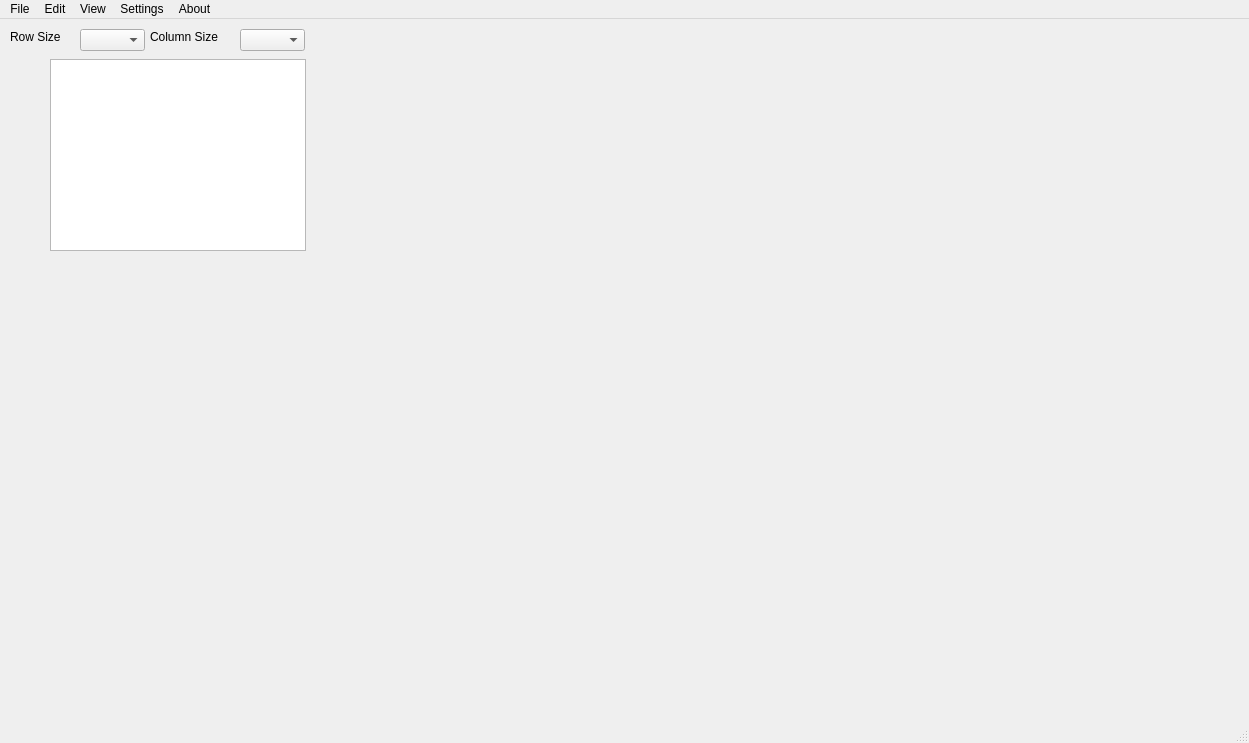
Old version of the form uiforms/mainwindow.ui in the repository teslaworksumn/Rudolph.
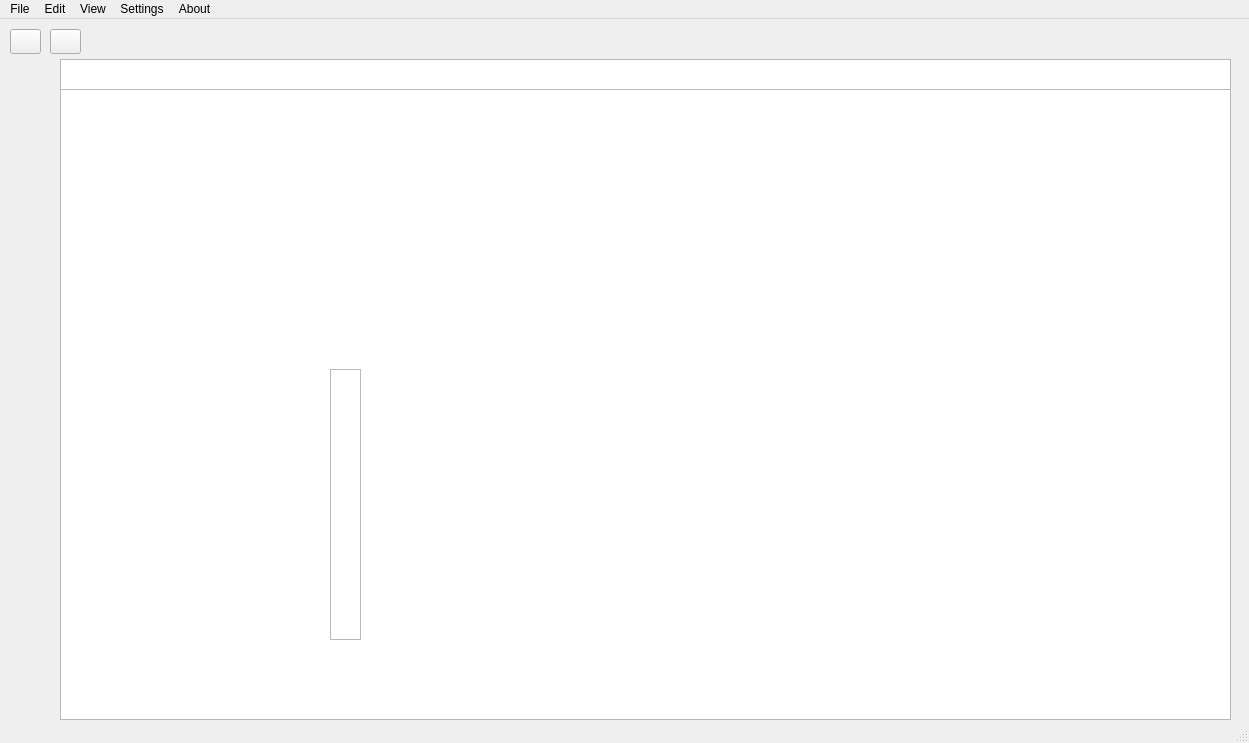
New version of the form.

The edit to the form file:
```diff
--- a/uiforms/mainwindow.ui
+++ b/uiforms/mainwindow.ui
@@ -17,59 +17,64 @@
    <widget class="QTableView" name="tableView">
     <property name="geometry">
      <rect>
+      <x>60</x>
+      <y>70</y>
+      <width>1171</width>
+      <height>631</height>
+     </rect>
+    </property>
+   </widget>
+   <widget class="QPushButton" name="playButton">
+    <property name="geometry">
+     <rect>
+      <x>10</x>
+      <y>10</y>
+      <width>31</width>
+      <height>25</height>
+     </rect>
+    </property>
+    <property name="text">
+     <string/>
+    </property>
+   </widget>
+   <widget class="QPushButton" name="stopButton">
+    <property name="geometry">
+     <rect>
       <x>50</x>
+      <y>10</y>
+      <width>31</width>
+      <height>25</height>
+     </rect>
+    </property>
+    <property name="text">
+     <string/>
+    </property>
+   </widget>
+   <widget class="QTableView" name="timeHeader">
+    <property name="geometry">
+     <rect>
+      <x>60</x>
       <y>40</y>
-      <width>256</width>
-      <height>192</height>
+      <width>1171</width>
+      <height>491</height>
      </rect>
     </property>
    </widget>
-   <widget class="QComboBox" name="rowSizeBox">
+   <widget class="QGraphicsView" name="scrollLine">
     <property name="geometry">
      <rect>
-      <x>80</x>
-      <y>10</y>
-      <width>65</width>
-      <height>22</height>
+      <x>330</x>
+      <y>350</y>
+      <width>31</width>
+      <height>271</height>
      </rect>
     </property>
    </widget>
-   <widget class="QLabel" name="label">
-    <property name="geometry">
-     <rect>
-      <x>10</x>
-      <y>10</y>
-      <width>61</width>
-      <height>16</height>
-     </rect>
-    </property>
-    <property name="text">
-     <string>Row Size</string>
-    </property>
-   </widget>
-   <widget class="QLabel" name="label_2">
-    <property name="geometry">
-     <rect>
-      <x>150</x>
-      <y>10</y>
-      <width>91</width>
-      <height>16</height>
-     </rect>
-    </property>
-    <property name="text">
-     <string>Column Size</string>
-    </property>
-   </widget>
-   <widget class="QComboBox" name="columnSizeBox">
-    <property name="geometry">
-     <rect>
-      <x>240</x>
-      <y>10</y>
-      <width>65</width>
-      <height>22</height>
-     </rect>
-    </property>
-   </widget>
+   <zorder>timeHeader</zorder>
+   <zorder>playButton</zorder>
+   <zorder>stopButton</zorder>
+   <zorder>tableView</zorder>
+   <zorder>scrollLine</zorder>
   </widget>
   <widget class="QMenuBar" name="menubar">
    <property name="geometry">
```
Left out of the diff: 27 changed lines with no effect on the pictures.
